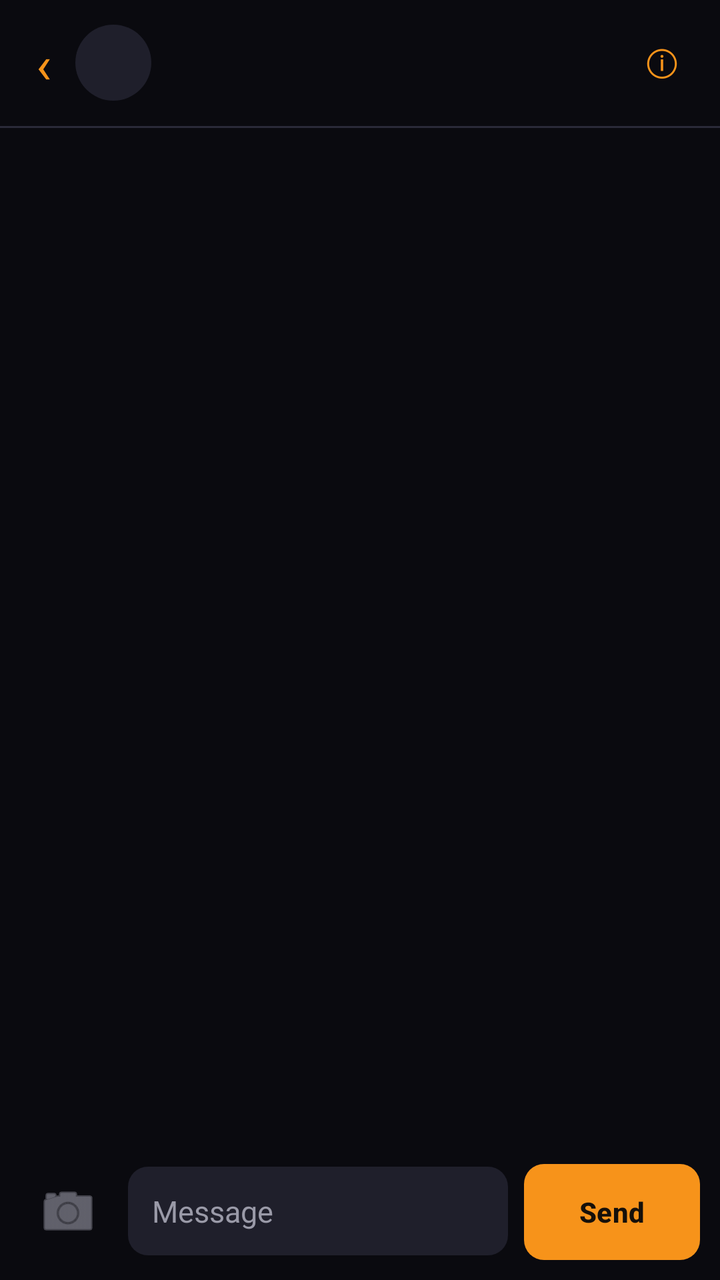
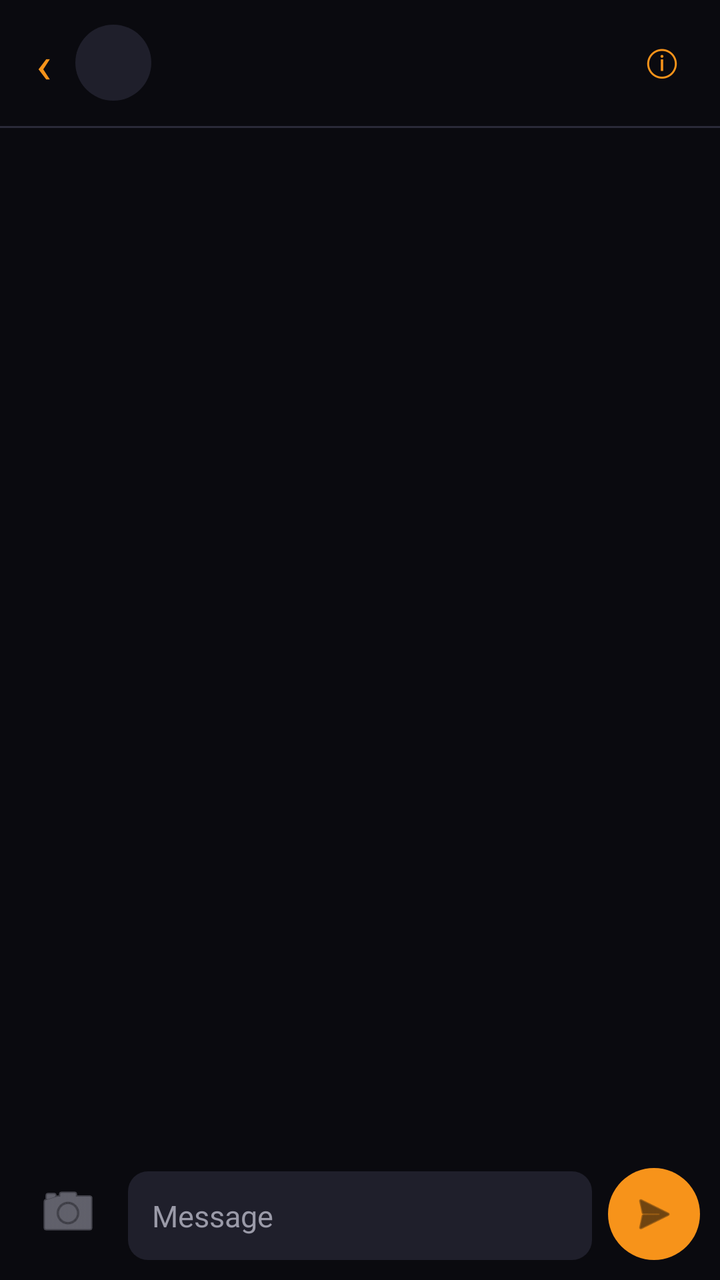

An Android layout rendered at two revisions. The XML below is the earlier revision; the diff shows what the commit changed to produce the second picture.
<!-- AndroidManifest.xml: application theme Theme.Maxima -->
<!-- res/layout/activity_chat.xml -->
<?xml version="1.0" encoding="utf-8"?>
<LinearLayout xmlns:android="http://schemas.android.com/apk/res/android"
    android:id="@+id/chat_root"
    android:layout_width="match_parent"
    android:layout_height="match_parent"
    android:background="@color/ux_bg"
    android:orientation="vertical">

    
    <LinearLayout
        android:layout_width="match_parent"
        android:layout_height="wrap_content"
        android:gravity="center_vertical"
        android:orientation="horizontal"
        android:paddingStart="8dp"
        android:paddingEnd="12dp"
        android:paddingTop="10dp"
        android:paddingBottom="10dp">

        <TextView
            android:id="@+id/btn_chat_back"
            android:layout_width="wrap_content"
            android:layout_height="wrap_content"
            android:background="?android:attr/selectableItemBackgroundBorderless"
            android:paddingStart="10dp"
            android:paddingEnd="10dp"
            android:paddingTop="4dp"
            android:paddingBottom="4dp"
            android:text="‹"
            android:textColor="@color/ux_accent"
            android:textSize="26sp" />

        <TextView
            android:id="@+id/chat_avatar"
            android:layout_width="38dp"
            android:layout_height="38dp"
            android:layout_marginStart="2dp"
            android:background="@drawable/avatar"
            android:gravity="center"
            android:textColor="@color/ux_accent"
            android:textSize="15sp"
            android:textStyle="bold" />

        <LinearLayout
            android:layout_width="0dp"
            android:layout_weight="1"
            android:layout_height="wrap_content"
            android:layout_marginStart="12dp"
            android:orientation="vertical">

            <TextView
                android:id="@+id/chat_title"
                android:layout_width="match_parent"
                android:layout_height="wrap_content"
                android:ellipsize="end"
                android:singleLine="true"
                android:textColor="@color/ux_text"
                android:textSize="16sp"
                android:textStyle="bold" />

            <TextView
                android:id="@+id/chat_subtitle"
                android:layout_width="match_parent"
                android:layout_height="wrap_content"
                android:ellipsize="middle"
                android:singleLine="true"
                android:textColor="@color/ux_subtext"
                android:textSize="11sp" />
        </LinearLayout>

        <TextView
            android:id="@+id/btn_chat_info"
            android:layout_width="wrap_content"
            android:layout_height="wrap_content"
            android:background="?android:attr/selectableItemBackgroundBorderless"
            android:padding="8dp"
            android:text="ⓘ"
            android:textColor="@color/ux_accent"
            android:textSize="18sp" />
    </LinearLayout>

    <View
        android:layout_width="match_parent"
        android:layout_height="1dp"
        android:background="@color/ux_divider" />

    <androidx.recyclerview.widget.RecyclerView
        android:id="@+id/messages"
        android:layout_width="match_parent"
        android:layout_height="0dp"
        android:layout_weight="1"
        android:clipToPadding="false"
        android:paddingTop="8dp"
        android:paddingBottom="8dp"
        android:scrollbars="vertical" />

    <LinearLayout
        android:layout_width="match_parent"
        android:layout_height="wrap_content"
        android:gravity="bottom"
        android:orientation="horizontal"
        android:paddingStart="10dp"
        android:paddingEnd="10dp"
        android:paddingTop="6dp"
        android:paddingBottom="10dp">

        <ImageButton
            android:id="@+id/btn_chat_attach"
            android:layout_width="wrap_content"
            android:layout_height="wrap_content"
            android:layout_marginEnd="6dp"
            android:background="?android:attr/selectableItemBackgroundBorderless"
            android:contentDescription="Attach photo"
            android:padding="8dp"
            android:src="@android:drawable/ic_menu_camera"
            app:tint="@color/ux_subtext"
            xmlns:app="http://schemas.android.com/apk/res-auto" />

        <EditText
            android:id="@+id/chat_input"
            android:layout_width="0dp"
            android:layout_weight="1"
            android:layout_height="wrap_content"
            android:background="@drawable/input"
            android:hint="Message"
            android:importantForAutofill="no"
            android:inputType="textCapSentences|textMultiLine"
            android:maxLines="5"
            android:padding="12dp"
            android:textColor="@color/ux_text"
            android:textColorHint="@color/ux_subtext"
            android:textSize="15sp" />

        <Button
            android:id="@+id/btn_chat_send"
            android:layout_width="wrap_content"
            android:layout_height="wrap_content"
            android:layout_marginStart="8dp"
            android:background="@drawable/btn_primary"
            android:stateListAnimator="@null"
            android:text="Send"
            android:textAllCaps="false"
            android:textColor="#FF16100A"
            android:textStyle="bold" />
    </LinearLayout>
</LinearLayout>
<!-- resources referenced by this layout -->
<resources>
  <color name="ux_accent">#FFF7931A</color>
  <color name="ux_bg">#FF0A0A0F</color>
  <color name="ux_divider">#FF2A2A38</color>
  <color name="ux_subtext">#FF9A9AA8</color>
  <color name="ux_text">#FFFFFFFF</color>
  <!-- drawable avatar (drawable) -->
  <?xml version="1.0" encoding="utf-8"?>
  <shape xmlns:android="http://schemas.android.com/apk/res/android" android:shape="oval">
      <solid android:color="@color/ux_card2" />
  </shape>
  <!-- drawable btn_primary (drawable) -->
  <?xml version="1.0" encoding="utf-8"?>
  <selector xmlns:android="http://schemas.android.com/apk/res/android">
      <item android:state_pressed="true">
          <shape android:shape="rectangle">
              <solid android:color="#FFCB7A15" />
              <corners android:radius="10dp" />
          </shape>
      </item>
      <item>
          <shape android:shape="rectangle">
              <solid android:color="@color/ux_accent" />
              <corners android:radius="10dp" />
          </shape>
      </item>
  </selector>
  <!-- drawable input (drawable) -->
  <?xml version="1.0" encoding="utf-8"?>
  <shape xmlns:android="http://schemas.android.com/apk/res/android" android:shape="rectangle">
      <solid android:color="@color/ux_input" />
      <corners android:radius="10dp" />
  </shape>
  <style name="Theme.Maxima" parent="Base.Theme.Maxima" />
  <color name="ux_card2">#FF1F1F2B</color>
  <color name="ux_input">#FF1F1F2B</color>
  <style name="Base.Theme.Maxima" parent="Theme.Material3.DayNight.NoActionBar">
          <item name="android:windowBackground">@color/ux_bg</item>
          <item name="android:textColor">@color/ux_text</item>
          <item name="colorPrimary">@color/ux_accent</item>
      </style>
</resources>

<!-- the commit's change to res/layout/activity_chat.xml (unified diff, before → after) -->
@@ -131,16 +131,17 @@
             android:textColorHint="@color/ux_subtext"
             android:textSize="15sp" />
 
-        <Button
+        <ImageButton
             android:id="@+id/btn_chat_send"
-            android:layout_width="wrap_content"
-            android:layout_height="wrap_content"
+            android:layout_width="46dp"
+            android:layout_height="46dp"
             android:layout_marginStart="8dp"
-            android:background="@drawable/btn_primary"
+            android:background="@drawable/btn_send_circle"
+            android:contentDescription="Send"
+            android:padding="11dp"
+            android:scaleType="centerInside"
+            android:src="@android:drawable/ic_menu_send"
             android:stateListAnimator="@null"
-            android:text="Send"
-            android:textAllCaps="false"
-            android:textColor="#FF16100A"
-            android:textStyle="bold" />
+            android:tint="#FF16100A" />
     </LinearLayout>
 </LinearLayout>
<!-- resource entries referenced after the edit -->
@@ -10,22 +10,11 @@
   <shape xmlns:android="http://schemas.android.com/apk/res/android" android:shape="oval">
       <solid android:color="@color/ux_card2" />
   </shape>
-  <!-- drawable btn_primary (drawable) -->
+  <!-- drawable btn_send_circle (drawable) -->
   <?xml version="1.0" encoding="utf-8"?>
-  <selector xmlns:android="http://schemas.android.com/apk/res/android">
-      <item android:state_pressed="true">
-          <shape android:shape="rectangle">
-              <solid android:color="#FFCB7A15" />
-              <corners android:radius="10dp" />
-          </shape>
-      </item>
-      <item>
-          <shape android:shape="rectangle">
-              <solid android:color="@color/ux_accent" />
-              <corners android:radius="10dp" />
-          </shape>
-      </item>
-  </selector>
+  <shape xmlns:android="http://schemas.android.com/apk/res/android" android:shape="oval">
+      <solid android:color="@color/ux_accent" />
+  </shape>
   <!-- drawable input (drawable) -->
   <?xml version="1.0" encoding="utf-8"?>
   <shape xmlns:android="http://schemas.android.com/apk/res/android" android:shape="rectangle">
